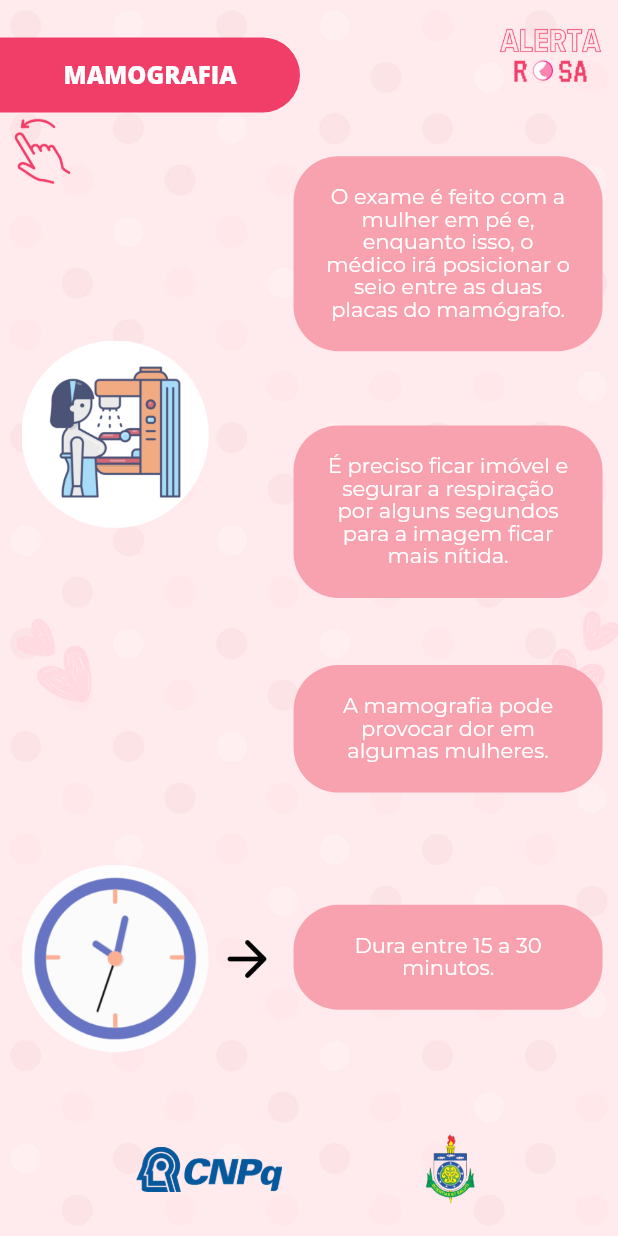
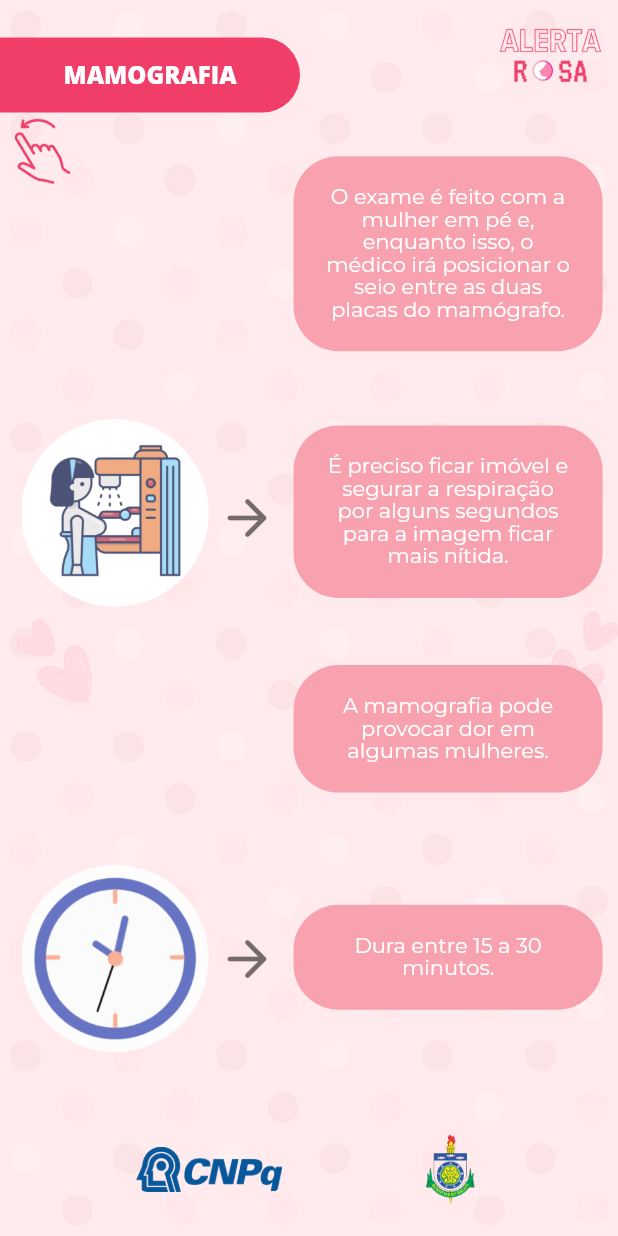
Before and after one commit to MayaraCostaSantos/Alerta-Rosa-App, a Flutter app: the TelaDeExamesDeRotinaWidget screen opened by its route, after a tap on "MAMOGRAFIA", on a phone screen of 412 x 824 dp. Run offline on Flutter 3.47's test engine with Material 3 defaults, Android fonts, the phone set to English and light mode, and no system bars; our stand-ins replace assets_audio_player, auto_size_text, carousel_slider, chewie, csv, firebase_auth and 20 more; missing offline and left inert: json_path; accounts and stored records are empty.

Commit message:
feature: pequenos ajustes em mamografia e exames de rotina

```diff
--- a/lib/alerta_rosa_app/exames_de_rotina/tela_de_exames_de_rotina/tela_de_exames_de_rotina_widget.dart
+++ b/lib/alerta_rosa_app/exames_de_rotina/tela_de_exames_de_rotina/tela_de_exames_de_rotina_widget.dart
@@ -100,13 +100,13 @@ class _TelaDeExamesDeRotinaWidgetState
                                         alignment: AlignmentDirectional(0.0, 0.0),
                                         children: [
                                           const Text(
-                                            'EXAMES \nDE\n ROTINA ',
+                                            'EXAMES\nDE\nROTINA ',
                                             overflow: TextOverflow.clip,
                                             textAlign: TextAlign.center,
                                             style: TextStyle(
                                               fontFamily: 'Open Sans Extra Bold',
                                               color: Color(0xFFD07170),
-                                              fontSize: 32.0,
+                                              fontSize: 24.0,
                                               fontWeight: FontWeight.w900,
                                               overflow: TextOverflow.clip,
                                             ),
--- a/lib/alerta_rosa_app/exames_de_rotina/tela_de_mamografia/tela_de_mamografia_widget.dart
+++ b/lib/alerta_rosa_app/exames_de_rotina/tela_de_mamografia/tela_de_mamografia_widget.dart
@@ -117,13 +117,20 @@ class _TelaDeMamografiaWidgetState extends State<TelaDeMamografiaWidget> {
                 ),
               ),
               Align(
-                alignment: const AlignmentDirectional(-0.9, -0.35),
+                alignment: const AlignmentDirectional(-0.9, -0.2),
                 child: Image.asset(
                   'assets/images/mamografia.png',
                   width: 125,
                 ),
               ),
-
+              Align(
+                alignment: const AlignmentDirectional(-0.2, -0.15) - const AlignmentDirectional(0.02, 0.02),
+                child: const Icon(
+                  Icons.arrow_forward_rounded,
+                  color: Colors.black54,
+                  size: 40,
+                ),
+              ),
               Align(
                 alignment: const AlignmentDirectional(0.9, -0.7),
                 child: Container(
@@ -214,7 +221,7 @@ class _TelaDeMamografiaWidgetState extends State<TelaDeMamografiaWidget> {
                 alignment: const AlignmentDirectional(-0.2, 0.6) - const AlignmentDirectional(0.02, 0.02),
                 child: const Icon(
                   Icons.arrow_forward_rounded,
-                  color: Colors.black,
+                  color: Colors.black54,
                   size: 40,
                 ),
               ),
```
